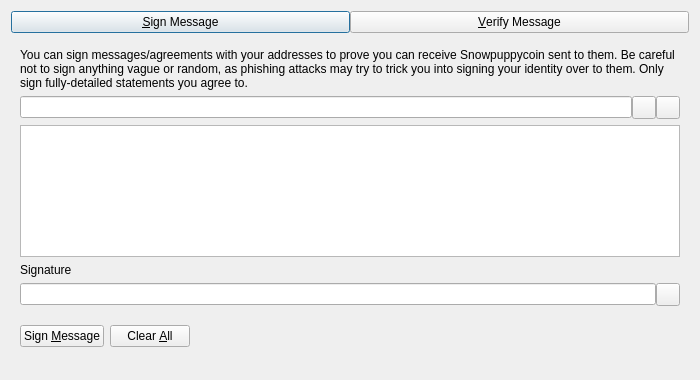
Above: src/qt/forms/signverifymessagedialog.ui from knulii/snowpuppy before the change. Below: the same form after it.
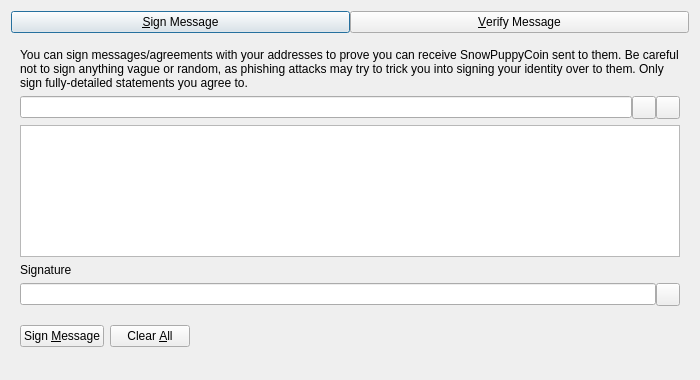
That is the form after the change. Custom widgets are drawn as their Qt base class.

Patch:
```diff
--- a/src/qt/forms/signverifymessagedialog.ui
+++ b/src/qt/forms/signverifymessagedialog.ui
@@ -63,7 +63,7 @@
        <item>
         <widget class="QLabel" name="infoLabel_SM">
          <property name="text">
-          <string>You can sign messages/agreements with your addresses to prove you can receive Snowpuppycoin sent to them. Be careful not to sign anything vague or random, as phishing attacks may try to trick you into signing your identity over to them. Only sign fully-detailed statements you agree to.</string>
+          <string>You can sign messages/agreements with your addresses to prove you can receive SnowPuppyCoin sent to them. Be careful not to sign anything vague or random, as phishing attacks may try to trick you into signing your identity over to them. Only sign fully-detailed statements you agree to.</string>
          </property>
          <property name="textFormat">
           <enum>Qt::PlainText</enum>
```
Left out of the diff: 8 changed lines with no effect on the pictures.
